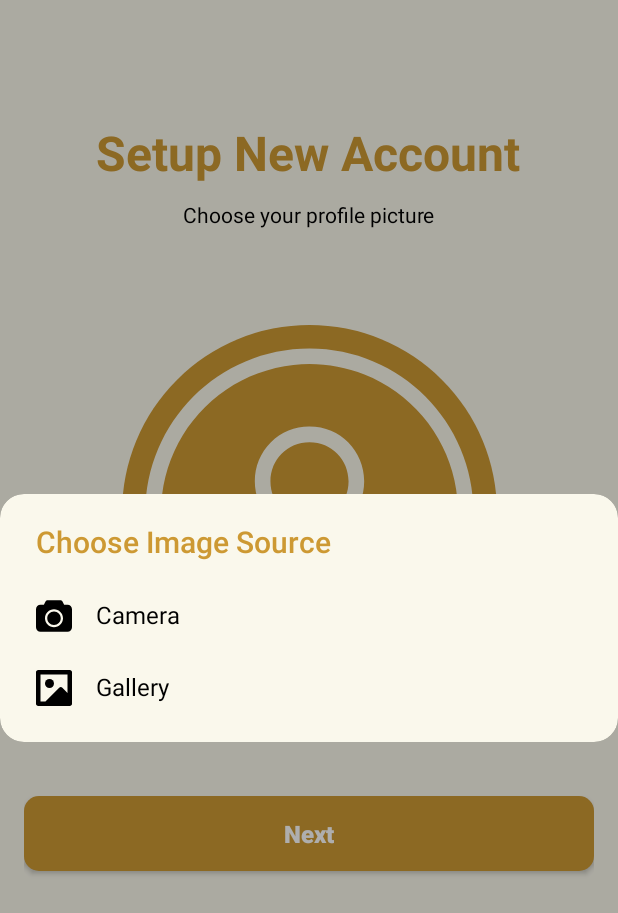
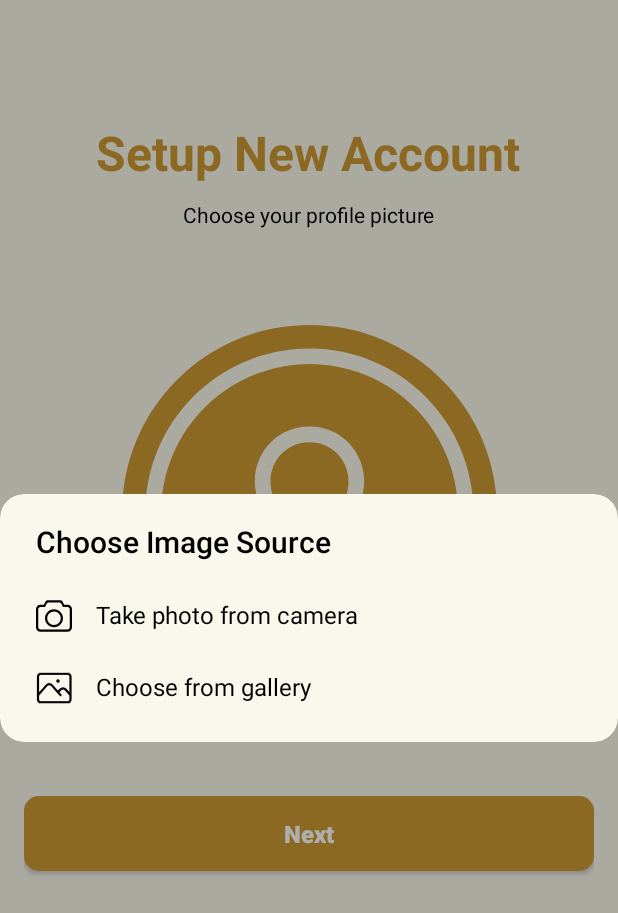
Before and after one commit to AgusSyuhada/batik-loka, an Android app: the StartProfileActivity screen opened directly, with no data from a screen before it, after a tap on "Profile Picture", on a phone screen of 412 x 824 dp. Shown: the top 913 px of the screen. Run offline under Robolectric (Android 15) with nearby library versions, the phone set to English and light mode, and no system bars; our stand-ins replace CircleImageView; libraries missing offline, so code that uses them is left out: com.yalantis.ucrop; 1 statement that could not run was skipped.

Commit message:
[UPDATE 02/12/2024 22:26]

```diff
--- a/mobile-development/app/app/build.gradle.kts
+++ b/mobile-development/app/app/build.gradle.kts
@@ -58,4 +58,8 @@ dependencies {
 
     // Card View
     implementation(libs.androidx.cardview)
+
+    // Glide
+    implementation(libs.glide)
+    annotationProcessor(libs.glide.compiler)
 }
--- a/mobile-development/app/app/src/main/java/com/bangkit/batikloka/ui/auth/startprofile/StartProfileActivity.kt
+++ b/mobile-development/app/app/src/main/java/com/bangkit/batikloka/ui/auth/startprofile/StartProfileActivity.kt
@@ -7,6 +7,7 @@ import android.os.Bundle
 import android.os.Handler
 import android.os.Looper
 import android.provider.MediaStore
+import android.util.Log
 import android.widget.Button
 import android.widget.ImageView
 import android.widget.ListView
@@ -22,6 +23,8 @@ import com.bangkit.batikloka.ui.auth.register.RegisterActivity
 import com.bangkit.batikloka.ui.main.MainActivity
 import com.bangkit.batikloka.ui.viewmodel.AppViewModelFactory
 import com.bangkit.batikloka.utils.PreferencesManager
+import com.bumptech.glide.Glide
+import com.bumptech.glide.load.engine.DiskCacheStrategy
 import com.yalantis.ucrop.UCrop
 import java.io.File
 
@@ -59,6 +62,15 @@ class StartProfileActivity : AppCompatActivity() {
 
         btnNext.setOnClickListener {
             completeRegistration()
+        }
+
+        val savedProfilePictureUri = preferencesManager.getProfilePictureUri()
+        savedProfilePictureUri?.let { uriString ->
+            Glide.with(this)
+                .load(Uri.parse(uriString))
+                .diskCacheStrategy(DiskCacheStrategy.NONE)
+                .skipMemoryCache(true)
+                .into(ivProfilePicture)
         }
     }
 
@@ -111,8 +123,8 @@ class StartProfileActivity : AppCompatActivity() {
     }
 
     private fun showImageSourceOptions() {
-        val options = arrayOf("Camera", "Gallery")
-        val icons = intArrayOf(R.drawable.ic_camera_filled, R.drawable.ic_photo)
+        val options = arrayOf("Take photo from camera", "Choose from gallery")
+        val icons = intArrayOf(R.drawable.ic_camera_outlined, R.drawable.ic_photo)
 
         val builder = AlertDialog.Builder(this)
         builder.setTitle("Choose Image Source")
@@ -133,7 +145,7 @@ class StartProfileActivity : AppCompatActivity() {
 
             val titleTextView =
                 alertDialog.window?.findViewById<TextView>(androidx.appcompat.R.id.alertTitle)
-            titleTextView?.setTextColor(ContextCompat.getColor(this, R.color.caramel_gold))
+            titleTextView?.setTextColor(ContextCompat.getColor(this, R.color.black))
         }
 
         listView.setOnItemClickListener { _, _, position, _ ->
@@ -163,7 +175,10 @@ class StartProfileActivity : AppCompatActivity() {
             when (requestCode) {
                 PICK_IMAGE_REQUEST -> {
                     val imageUri: Uri? = data?.data
-                    imageUri?.let { startCrop(it) }
+                    imageUri?.let {
+                        Log.d("ImagePicker", "Selected image URI: $imageUri")
+                        startCrop(it)
+                    }
                 }
 
                 CAMERA_REQUEST -> {
@@ -175,7 +190,13 @@ class StartProfileActivity : AppCompatActivity() {
                 UCrop.REQUEST_CROP -> {
                     val resultUri = UCrop.getOutput(data!!)
                     if (resultUri != null) {
-                        ivProfilePicture.setImageURI(resultUri)
+                        Glide.with(this)
+                            .load(resultUri)
+                            .diskCacheStrategy(DiskCacheStrategy.NONE)
+                            .skipMemoryCache(true)
+                            .into(ivProfilePicture)
+
+                        saveProfilePictureUri(resultUri)
                     } else {
                         Toast.makeText(this, "Crop failed", Toast.LENGTH_SHORT).show()
                     }
@@ -187,6 +208,10 @@ class StartProfileActivity : AppCompatActivity() {
                 }
             }
         }
+    }
+
+    private fun saveProfilePictureUri(uri: Uri) {
+        preferencesManager.saveProfilePictureUri(uri.toString())
     }
 
     private fun startCrop(uri: Uri) {
--- a/mobile-development/app/app/src/main/java/com/bangkit/batikloka/utils/PreferencesManager.kt
+++ b/mobile-development/app/app/src/main/java/com/bangkit/batikloka/utils/PreferencesManager.kt
@@ -17,6 +17,17 @@ class PreferencesManager(context: Context) {
         private const val KEY_REGISTRATION_STEP = "registration_step"
         private const val KEY_IS_RESET_PASSWORD = "is_reset_password"
         private const val KEY_LAST_SELECTED_MENU_ITEM = "last_selected_menu_item"
+        private const val KEY_PROFILE_PICTURE_URI = "profile_picture_uri"
+    }
+
+    fun saveProfilePictureUri(uriString: String) {
+        val editor = sharedPreferences.edit()
+        editor.putString(KEY_PROFILE_PICTURE_URI, uriString)
+        editor.apply()
+    }
+
+    fun getProfilePictureUri(): String? {
+        return sharedPreferences.getString(KEY_PROFILE_PICTURE_URI, null)
     }
 
     fun saveLastSelectedMenuItem(menuItemId: Int) {
--- a/mobile-development/app/app/src/main/res/drawable/ic_photo.xml
+++ b/mobile-development/app/app/src/main/res/drawable/ic_photo.xml
@@ -1,12 +1,15 @@
 <vector xmlns:android="http://schemas.android.com/apk/res/android"
-    android:width="24dp"
-    android:height="24dp"
-    android:viewportWidth="64"
-    android:viewportHeight="64">
-  <path
-      android:pathData="M60,0H4C1.789,0 0,1.789 0,4v56c0,2.211 1.789,4 4,4h56c2.211,0 4,-1.789 4,-4V4C64,1.789 62.211,0 60,0zM8,8h48v32.688l-9.113,-9.113c-1.562,-1.559 -4.094,-1.559 -5.656,0L16.805,56H8V8z"
-      android:fillColor="#000000"/>
-  <path
-      android:pathData="M24,24m-8,0a8,8 0,1 1,16 0a8,8 0,1 1,-16 0"
-      android:fillColor="#000000"/>
+    android:width="20dp"
+    android:height="17.777779dp"
+    android:viewportWidth="18"
+    android:viewportHeight="16">
+
+    <path
+        android:fillColor="#00000000"
+        android:pathData="M1,11.5L5.299,6.685C5.473,6.49 5.68,6.335 5.907,6.23C6.135,6.124 6.379,6.07 6.625,6.07C6.871,6.07 7.115,6.124 7.343,6.23C7.57,6.335 7.777,6.49 7.951,6.685L12.25,11.5M11,10.1L12.174,8.785C12.348,8.59 12.555,8.435 12.783,8.33C13.01,8.224 13.254,8.17 13.5,8.17C13.746,8.17 13.99,8.224 14.217,8.33C14.445,8.435 14.652,8.59 14.826,8.785L17.25,11.5M2.25,15H16C16.331,15 16.649,14.852 16.884,14.59C17.118,14.327 17.25,13.971 17.25,13.6V2.4C17.25,2.029 17.118,1.673 16.884,1.41C16.649,1.148 16.331,1 16,1H2.25C1.918,1 1.601,1.148 1.366,1.41C1.132,1.673 1,2.029 1,2.4V13.6C1,13.971 1.132,14.327 1.366,14.59C1.601,14.852 1.918,15 2.25,15ZM11,4.5H11.007V4.507H11V4.5ZM11.313,4.5C11.313,4.593 11.28,4.682 11.221,4.747C11.162,4.813 11.083,4.85 11,4.85C10.917,4.85 10.838,4.813 10.779,4.747C10.72,4.682 10.688,4.593 10.688,4.5C10.688,4.407 10.72,4.318 10.779,4.253C10.838,4.187 10.917,4.15 11,4.15C11.083,4.15 11.162,4.187 11.221,4.253C11.28,4.318 11.313,4.407 11.313,4.5Z"
+        android:strokeWidth="1.1"
+        android:strokeColor="#000000"
+        android:strokeLineCap="round"
+        android:strokeLineJoin="round" />
+
 </vector>
--- a/mobile-development/app/gradle/libs.versions.toml
+++ b/mobile-development/app/gradle/libs.versions.toml
@@ -2,6 +2,8 @@
 agp = "8.7.2"
 cardview = "1.0.0"
 circleimageview = "3.1.0"
+compiler = "4.16.0"
+glide = "4.16.0"
 kotlin = "1.9.24"
 coreKtx = "1.15.0"
 junit = "4.13.2"
@@ -17,6 +19,8 @@ ucropVersion = "2.2.8"
 androidx-cardview = { module = "androidx.cardview:cardview", version.ref = "cardview" }
 androidx-core-ktx = { group = "androidx.core", name = "core-ktx", version.ref = "coreKtx" }
 circleimageview = { module = "de.hdodenhof:circleimageview", version.ref = "circleimageview" }
+glide = { module = "com.github.bumptech.glide:glide", version.ref = "glide" }
+glide-compiler = { module = "com.github.bumptech.glide:compiler", version.ref = "compiler" }
 junit = { group = "junit", name = "junit", version.ref = "junit" }
 androidx-junit = { group = "androidx.test.ext", name = "junit", version.ref = "junitVersion" }
 androidx-espresso-core = { group = "androidx.test.espresso", name = "espresso-core", version.ref = "espressoCore" }
```
Also changed, not shown: mobile-development/app/app/src/main/java/com/bangkit/batikloka/ui/user/UserActivity.kt (+45 -9 lines), mobile-development/app/app/src/main/res/drawable/ivory_white_edit_text_background.xml (added, +8 -0 lines), mobile-development/app/app/src/main/res/layout/dialog_edit_name.xml (added, +84 -0 lines).
